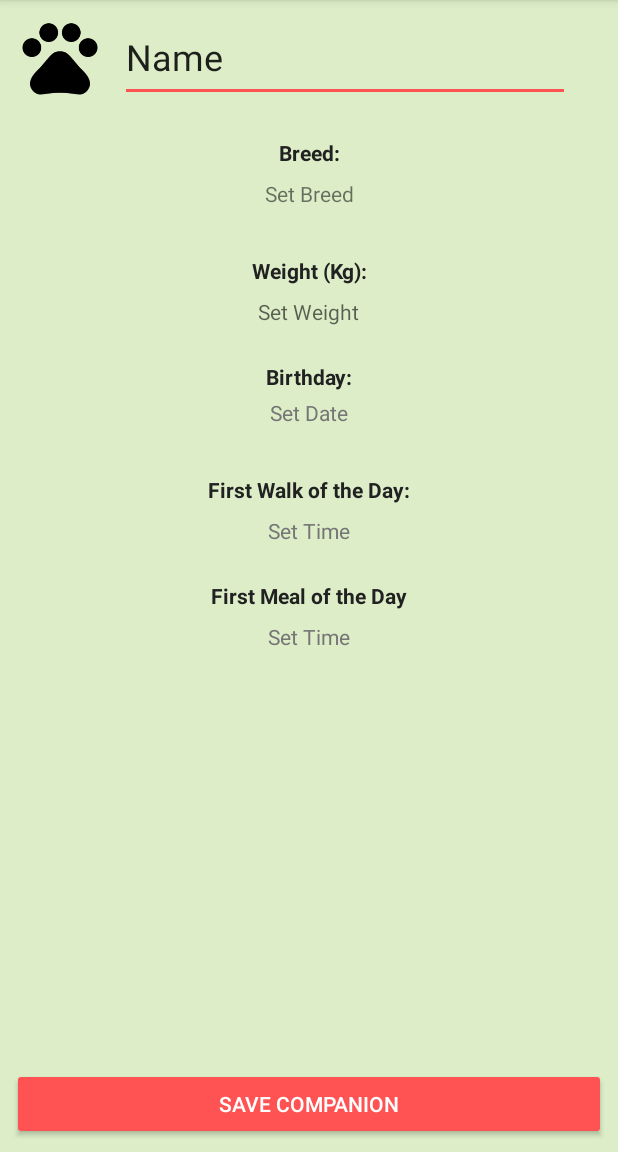
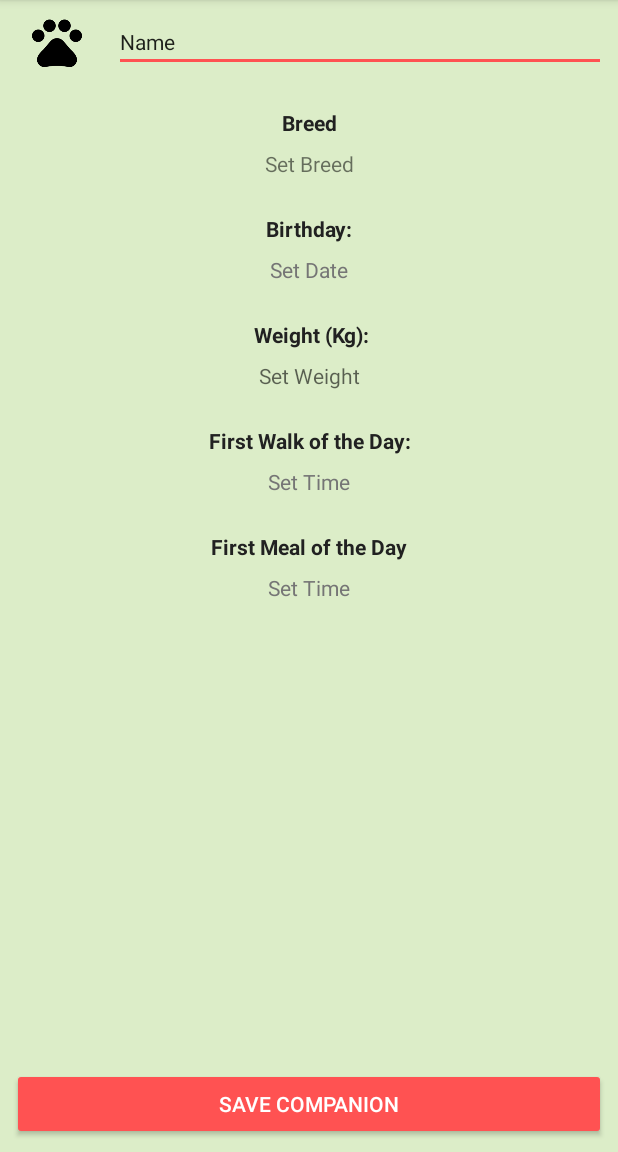
Before and after one commit to MarcusKarlberg/PawCompanion, an Android app: the DogInfoInputActivity screen opened directly, with no data from a screen before it, on a phone screen of 412 x 824 dp, the part 84-1236 px from its top. Run offline under Robolectric (Android 15) with nearby library versions, the phone set to English and light mode, and no system bars.

Commit message:
updated layout for dogInfoInputActivity

```diff
--- a/app/src/main/java/com/example/marcu/pawcompanion/activity/DogInfoInputActivity.java
+++ b/app/src/main/java/com/example/marcu/pawcompanion/activity/DogInfoInputActivity.java
@@ -92,13 +92,13 @@ public class DogInfoInputActivity extends AppCompatActivity{
     }
 
     private void findViews(){
-        nameEditText = (EditText) findViewById(R.id.callEditText);
+        nameEditText = (EditText) findViewById(R.id.dogNameEditText);
         birthdayTextView = (TextView) findViewById(R.id.birthdayTextView);
         weightEditText = (EditText) findViewById(R.id.weightEditText);
         walkTimeTextView = (TextView) findViewById(R.id.walkTimeTextView);
         mealTimeTextView = (TextView) findViewById(R.id.mealTimeTextView);
         breedTextView = (TextView) findViewById(R.id.breedTextView);
-        saveDogButton = (Button) findViewById(R.id.addCompanionButton);
+        saveDogButton = (Button) findViewById(R.id.saveCompanionButton);
         imageView = (ImageView) findViewById(R.id.imageView);
     }
 
--- a/app/src/main/res/layout/activity_dog_info_input.xml
+++ b/app/src/main/res/layout/activity_dog_info_input.xml
@@ -3,80 +3,156 @@
     xmlns:app="http://schemas.android.com/apk/res-auto"
     xmlns:tools="http://schemas.android.com/tools"
     android:layout_width="match_parent"
+    android:layout_height="match_parent">
+
+    <Button
+        android:id="@+id/saveCompanionButton"
+        style="@style/Widget.AppCompat.Button.Colored"
+        android:layout_width="0dp"
+        android:layout_height="wrap_content"
+        android:layout_marginBottom="8dp"
+        android:layout_marginEnd="8dp"
+        android:layout_marginStart="8dp"
+        android:text="Save Companion"
+        app:layout_constraintBottom_toBottomOf="parent"
+        app:layout_constraintEnd_toEndOf="parent"
+        app:layout_constraintStart_toStartOf="parent" />
+
+    <ScrollView
+        android:layout_width="0dp"
+        android:layout_height="0dp"
+        app:layout_constraintBottom_toTopOf="@+id/saveCompanionButton"
+        app:layout_constraintEnd_toEndOf="parent"
+        app:layout_constraintStart_toStartOf="parent"
+        app:layout_constraintTop_toTopOf="parent">
+
+        <LinearLayout
+            android:layout_width="match_parent"
             android:layout_height="match_parent"
-    tools:context="com.example.marcu.pawcompanion.activity.DogInfoInputActivity">
+            android:orientation="vertical">
 
-    <ImageView
-        android:id="@+id/imageView"
-        android:layout_width="80dp"
-        android:layout_height="60dp"
-        android:layout_marginTop="8dp"
-        android:fadingEdge="horizontal|vertical"
-        app:layout_constraintStart_toStartOf="parent"
-        app:layout_constraintTop_toTopOf="parent"
-        app:srcCompat="@drawable/placeholder" />
+            <android.support.constraint.ConstraintLayout
+                android:layout_width="match_parent"
+                android:layout_height="wrap_content">
 
                 <EditText
-        android:id="@+id/callEditText"
+                    android:id="@+id/dogNameEditText"
                     android:layout_width="0dp"
-        android:layout_height="60dp"
-        android:layout_marginEnd="32dp"
-        android:layout_marginRight="32dp"
+                    android:layout_height="wrap_content"
+                    android:layout_marginBottom="8dp"
+                    android:layout_marginEnd="8dp"
+                    android:layout_marginStart="8dp"
                     android:layout_marginTop="8dp"
                     android:text="Name"
-        android:textSize="24sp"
+                    android:textSize="14sp"
+                    app:layout_constraintBottom_toBottomOf="parent"
                     app:layout_constraintEnd_toEndOf="parent"
                     app:layout_constraintStart_toEndOf="@+id/imageView"
                     app:layout_constraintTop_toTopOf="parent" />
 
+                <ImageView
+                    android:id="@+id/imageView"
+                    android:layout_width="60dp"
+                    android:layout_height="40dp"
+                    android:layout_marginBottom="8dp"
+                    android:layout_marginStart="8dp"
+                    android:layout_marginTop="8dp"
+                    android:fadingEdge="horizontal|vertical"
+                    app:layout_constraintBottom_toBottomOf="parent"
+                    app:layout_constraintStart_toStartOf="parent"
+                    app:layout_constraintTop_toTopOf="parent"
+                    app:srcCompat="@drawable/placeholder" />
+            </android.support.constraint.ConstraintLayout>
+
+            <android.support.constraint.ConstraintLayout
+                android:layout_width="match_parent"
+                android:layout_height="wrap_content">
+
                 <TextView
-        android:id="@+id/textView3"
+                    android:id="@+id/textView"
                     android:layout_width="wrap_content"
-        android:layout_height="24dp"
-        android:layout_marginTop="24dp"
+                    android:layout_height="wrap_content"
+                    android:layout_marginEnd="8dp"
+                    android:layout_marginStart="8dp"
+                    android:layout_marginTop="16dp"
+                    android:text="Breed"
+                    android:textColor="@color/primary_text"
+                    android:textSize="14sp"
+                    android:textStyle="bold"
+                    app:layout_constraintEnd_toEndOf="parent"
+                    app:layout_constraintStart_toStartOf="parent"
+                    app:layout_constraintTop_toTopOf="parent" />
+
+                <TextView
+                    android:id="@+id/breedTextView"
+                    android:layout_width="wrap_content"
+                    android:layout_height="wrap_content"
+                    android:layout_marginBottom="8dp"
+                    android:layout_marginEnd="8dp"
+                    android:layout_marginStart="8dp"
+                    android:layout_marginTop="8dp"
+                    android:gravity="center"
+                    android:text="Set Breed"
+                    android:textSize="14sp"
+                    app:layout_constraintBottom_toBottomOf="parent"
+                    app:layout_constraintEnd_toEndOf="parent"
+                    app:layout_constraintHorizontal_bias="0.501"
+                    app:layout_constraintStart_toStartOf="parent"
+                    app:layout_constraintTop_toBottomOf="@+id/textView"
+                    app:layout_constraintVertical_bias="0.2" />
+
+            </android.support.constraint.ConstraintLayout>
+
+            <android.support.constraint.ConstraintLayout
+                android:layout_width="match_parent"
+                android:layout_height="wrap_content">
+
+                <TextView
+                    android:id="@+id/birthdayTextView"
+                    android:layout_width="wrap_content"
+                    android:layout_height="wrap_content"
+                    android:layout_marginBottom="8dp"
+                    android:layout_marginEnd="8dp"
+                    android:layout_marginStart="8dp"
+                    android:layout_marginTop="8dp"
+                    android:ems="10"
+                    android:gravity="center"
+                    android:inputType="date"
+                    android:text="Set Date"
+                    android:textColor="@color/secondary_text"
+                    android:textSize="14sp"
+                    app:layout_constraintBottom_toBottomOf="parent"
+                    app:layout_constraintEnd_toEndOf="parent"
+                    app:layout_constraintStart_toStartOf="parent"
+                    app:layout_constraintTop_toBottomOf="@+id/textView8" />
+
+                <TextView
+                    android:id="@+id/textView8"
+                    android:layout_width="wrap_content"
+                    android:layout_height="wrap_content"
+                    android:layout_marginEnd="8dp"
+                    android:layout_marginStart="8dp"
+                    android:layout_marginTop="16dp"
                     android:text="Birthday:"
                     android:textColor="@color/primary_text"
                     android:textSize="14sp"
                     android:textStyle="bold"
                     app:layout_constraintEnd_toEndOf="parent"
-        app:layout_constraintHorizontal_bias="0.501"
                     app:layout_constraintStart_toStartOf="parent"
-        app:layout_constraintTop_toBottomOf="@+id/weightEditText" />
+                    app:layout_constraintTop_toTopOf="parent" />
+            </android.support.constraint.ConstraintLayout>
 
-    <TextView
-        android:id="@+id/textView5"
-        android:layout_width="wrap_content"
-        android:layout_height="wrap_content"
-        android:layout_marginEnd="2dp"
-        android:layout_marginTop="32dp"
-        android:text=" Weight (Kg):"
-        android:textColor="@color/primary_text"
-        android:textSize="14sp"
-        android:textStyle="bold"
-        app:layout_constraintEnd_toEndOf="parent"
-        app:layout_constraintHorizontal_bias="0.501"
-        app:layout_constraintStart_toStartOf="parent"
-        app:layout_constraintTop_toBottomOf="@+id/breedTextView" />
-
-    <TextView
-        android:id="@+id/textView6"
-        android:layout_width="wrap_content"
-        android:layout_height="wrap_content"
-        android:layout_marginEnd="8dp"
-        android:layout_marginStart="8dp"
-        android:layout_marginTop="24dp"
-        android:text="Breed:"
-        android:textColor="@color/primary_text"
-        android:textSize="14sp"
-        android:textStyle="bold"
-        app:layout_constraintEnd_toEndOf="parent"
-        app:layout_constraintStart_toStartOf="parent"
-        app:layout_constraintTop_toBottomOf="@+id/callEditText" />
+            <android.support.constraint.ConstraintLayout
+                android:layout_width="match_parent"
+                android:layout_height="wrap_content">
 
                 <EditText
                     android:id="@+id/weightEditText"
                     android:layout_width="wrap_content"
                     android:layout_height="wrap_content"
+                    android:layout_marginBottom="8dp"
+                    android:layout_marginEnd="8dp"
+                    android:layout_marginStart="8dp"
                     android:layout_marginTop="8dp"
                     android:background="@android:color/transparent"
                     android:ems="10"
@@ -85,59 +161,38 @@
                     android:inputType="numberDecimal"
                     android:textColor="@color/secondary_text"
                     android:textSize="14sp"
-        app:layout_constraintEnd_toEndOf="@+id/textView5"
-        app:layout_constraintStart_toStartOf="@+id/textView5"
-        app:layout_constraintTop_toBottomOf="@+id/textView5" />
+                    app:layout_constraintBottom_toBottomOf="parent"
+                    app:layout_constraintEnd_toEndOf="parent"
+                    app:layout_constraintStart_toStartOf="parent"
+                    app:layout_constraintTop_toBottomOf="@+id/textView7" />
 
                 <TextView
-        android:id="@+id/birthdayTextView"
+                    android:id="@+id/textView7"
                     android:layout_width="wrap_content"
                     android:layout_height="wrap_content"
                     android:layout_marginEnd="8dp"
-        android:layout_marginLeft="8dp"
-        android:layout_marginRight="8dp"
                     android:layout_marginStart="8dp"
-        android:ems="10"
-        android:gravity="center"
-        android:inputType="date"
-        android:text="Set Date"
-        android:textColor="@color/secondary_text"
+                    android:layout_marginTop="16dp"
+                    android:text=" Weight (Kg):"
+                    android:textColor="@color/primary_text"
                     android:textSize="14sp"
+                    android:textStyle="bold"
                     app:layout_constraintEnd_toEndOf="parent"
                     app:layout_constraintStart_toStartOf="parent"
-        app:layout_constraintTop_toBottomOf="@+id/textView3" />
+                    app:layout_constraintTop_toTopOf="parent" />
+            </android.support.constraint.ConstraintLayout>
 
-    <Button
-        android:id="@+id/addCompanionButton"
-        style="@style/Widget.AppCompat.Button.Colored"
-        android:layout_width="0dp"
+            <android.support.constraint.ConstraintLayout
+                android:layout_width="match_parent"
+                android:layout_height="wrap_content">
+
+                <TextView
+                    android:id="@+id/walkTimeTextView"
+                    android:layout_width="wrap_content"
                     android:layout_height="wrap_content"
                     android:layout_marginBottom="8dp"
                     android:layout_marginEnd="8dp"
                     android:layout_marginStart="8dp"
-        android:onClick="saveDogInfo"
-        android:text="@string/btn_saveDog"
-        app:layout_constraintBottom_toBottomOf="parent"
-        app:layout_constraintEnd_toEndOf="parent"
-        app:layout_constraintStart_toStartOf="parent" />
-
-    <TextView
-        android:id="@+id/textView"
-        android:layout_width="wrap_content"
-        android:layout_height="wrap_content"
-        android:layout_marginTop="32dp"
-        android:text="First Walk of the Day:"
-        android:textColor="@color/primary_text"
-        android:textStyle="bold"
-        app:layout_constraintEnd_toEndOf="parent"
-        app:layout_constraintHorizontal_bias="0.501"
-        app:layout_constraintStart_toStartOf="parent"
-        app:layout_constraintTop_toBottomOf="@+id/birthdayTextView" />
-
-    <TextView
-        android:id="@+id/walkTimeTextView"
-        android:layout_width="0dp"
-        android:layout_height="wrap_content"
                     android:layout_marginTop="8dp"
                     android:ems="10"
                     android:inputType="time"
@@ -145,28 +200,37 @@
                     android:textAlignment="center"
                     android:textColor="@color/secondary_text"
                     android:textSize="14sp"
-        app:layout_constraintEnd_toEndOf="@+id/textView"
-        app:layout_constraintHorizontal_bias="0.0"
-        app:layout_constraintStart_toStartOf="@+id/textView"
-        app:layout_constraintTop_toBottomOf="@+id/textView" />
+                    app:layout_constraintBottom_toBottomOf="parent"
+                    app:layout_constraintEnd_toEndOf="parent"
+                    app:layout_constraintStart_toStartOf="parent"
+                    app:layout_constraintTop_toBottomOf="@+id/textView9" />
 
                 <TextView
-        android:id="@+id/textView2"
+                    android:id="@+id/textView9"
                     android:layout_width="wrap_content"
                     android:layout_height="wrap_content"
-        android:layout_marginTop="24dp"
-        android:text="First Meal of the Day"
+                    android:layout_marginTop="16dp"
+                    android:text="First Walk of the Day:"
                     android:textColor="@color/primary_text"
+                    android:textSize="14sp"
                     android:textStyle="bold"
                     app:layout_constraintEnd_toEndOf="parent"
-        app:layout_constraintHorizontal_bias="0.501"
+                    app:layout_constraintHorizontal_bias="0.502"
                     app:layout_constraintStart_toStartOf="parent"
-        app:layout_constraintTop_toBottomOf="@+id/walkTimeTextView" />
+                    app:layout_constraintTop_toTopOf="parent" />
+            </android.support.constraint.ConstraintLayout>
+
+            <android.support.constraint.ConstraintLayout
+                android:layout_width="match_parent"
+                android:layout_height="wrap_content">
 
                 <TextView
                     android:id="@+id/mealTimeTextView"
-        android:layout_width="0dp"
+                    android:layout_width="wrap_content"
                     android:layout_height="wrap_content"
+                    android:layout_marginBottom="8dp"
+                    android:layout_marginEnd="8dp"
+                    android:layout_marginStart="8dp"
                     android:layout_marginTop="8dp"
                     android:ems="10"
                     android:inputType="time"
@@ -174,23 +238,28 @@
                     android:textAlignment="center"
                     android:textColor="@color/secondary_text"
                     android:textSize="14sp"
-        app:layout_constraintEnd_toEndOf="@+id/textView2"
-        app:layout_constraintHorizontal_bias="0.0"
-        app:layout_constraintStart_toStartOf="@+id/textView2"
-        app:layout_constraintTop_toBottomOf="@+id/textView2" />
+                    app:layout_constraintBottom_toBottomOf="parent"
+                    app:layout_constraintEnd_toEndOf="parent"
+                    app:layout_constraintStart_toStartOf="parent"
+                    app:layout_constraintTop_toBottomOf="@+id/textView10"
+                    app:layout_constraintVertical_bias="0.2" />
 
                 <TextView
-        android:id="@+id/breedTextView"
-        android:layout_width="0dp"
+                    android:id="@+id/textView10"
+                    android:layout_width="wrap_content"
                     android:layout_height="wrap_content"
                     android:layout_marginEnd="8dp"
                     android:layout_marginStart="8dp"
-        android:layout_marginTop="8dp"
-        android:gravity="center"
-        android:text="Set Breed"
+                    android:layout_marginTop="16dp"
+                    android:text="First Meal of the Day"
+                    android:textColor="@color/primary_text"
                     android:textSize="14sp"
+                    android:textStyle="bold"
                     app:layout_constraintEnd_toEndOf="parent"
                     app:layout_constraintStart_toStartOf="parent"
-        app:layout_constraintTop_toBottomOf="@+id/textView6" />
+                    app:layout_constraintTop_toTopOf="parent" />
+            </android.support.constraint.ConstraintLayout>
+        </LinearLayout>
+    </ScrollView>
 
 </android.support.constraint.ConstraintLayout>
```
Also changed, not shown: 1 other file. Lines whose indentation alone changed are shown as unchanged.
